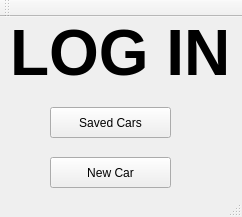
Above: FuelMonitor/mainwindow.ui from nelcar/Fuel-Monitoring before the change. Below: the same form after it.
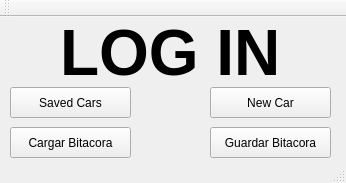
That is the form after the change. Icons and pictures are not drawn.

```diff
--- a/FuelMonitor/mainwindow.ui
+++ b/FuelMonitor/mainwindow.ui
@@ -6,8 +6,8 @@
    <rect>
     <x>0</x>
     <y>0</y>
-    <width>242</width>
-    <height>217</height>
+    <width>346</width>
+    <height>183</height>
    </rect>
   </property>
   <property name="windowTitle">
@@ -17,7 +17,7 @@
    <widget class="QLabel" name="label">
     <property name="geometry">
      <rect>
-      <x>10</x>
+      <x>60</x>
       <y>0</y>
       <width>231</width>
       <height>71</height>
@@ -37,8 +37,8 @@
    <widget class="QPushButton" name="autos">
     <property name="geometry">
      <rect>
-      <x>50</x>
-      <y>90</y>
+      <x>10</x>
+      <y>70</y>
       <width>121</width>
       <height>31</height>
      </rect>
@@ -54,8 +54,8 @@
    <widget class="QPushButton" name="nuevoAuto">
     <property name="geometry">
      <rect>
-      <x>50</x>
-      <y>140</y>
+      <x>210</x>
+      <y>70</y>
       <width>121</width>
       <height>31</height>
      </rect>
@@ -68,6 +68,32 @@
       <normaloff>Imagenes/plus.png</normaloff>Imagenes/plus.png</iconset>
     </property>
    </widget>
+   <widget class="QPushButton" name="pushButton">
+    <property name="geometry">
+     <rect>
+      <x>10</x>
+      <y>110</y>
+      <width>121</width>
+      <height>31</height>
+     </rect>
+    </property>
+    <property name="text">
+     <string>Cargar Bitacora</string>
+    </property>
+   </widget>
+   <widget class="QPushButton" name="pushButton_2">
+    <property name="geometry">
+     <rect>
+      <x>210</x>
+      <y>110</y>
+      <width>121</width>
+      <height>31</height>
+     </rect>
+    </property>
+    <property name="text">
+     <string>Guardar Bitacora</string>
+    </property>
+   </widget>
   </widget>
   <widget class="QToolBar" name="mainToolBar">
    <attribute name="toolBarArea">
```
